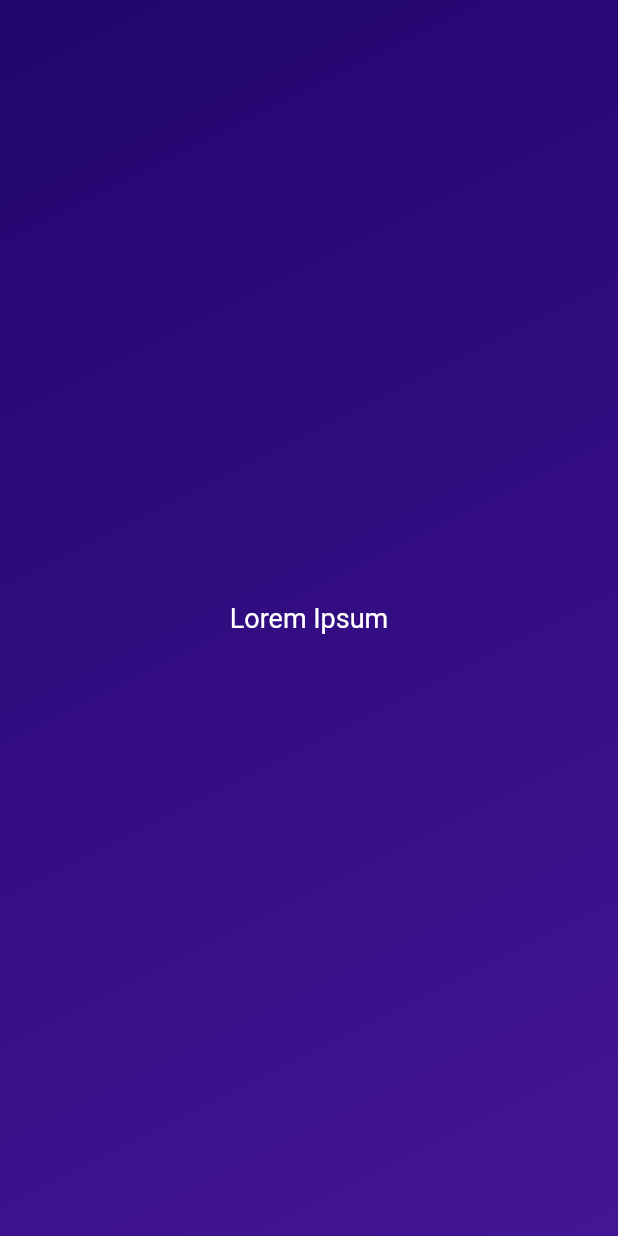
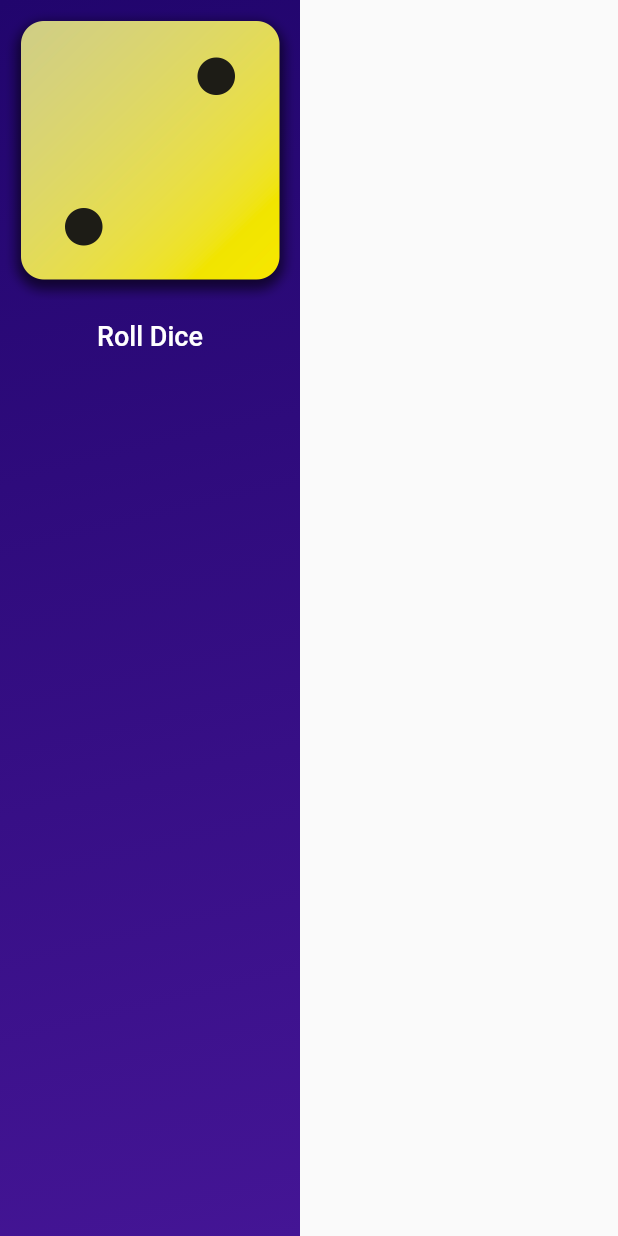
Before and after one commit to hongphuc5497/flutter-fundamental, a Flutter app: the screen it shows after launch, on a phone screen of 412 x 824 dp. Run offline on Flutter 3.47's test engine with Material 2 defaults, Android fonts, the phone set to English and light mode, and no system bars.

Commit message:
flutter: add images & btn handling - wip

```diff
--- a/lib/gradient_container.dart
+++ b/lib/gradient_container.dart
@@ -1,5 +1,3 @@
-import 'dart:ffi';
-
 import 'package:flutter/material.dart';
 
 import 'package:flutter_fundamental/styled_text.dart';
@@ -13,13 +11,13 @@ import 'package:flutter_fundamental/styled_text.dart';
 Alignment startAlignment = Alignment.topLeft;
 const endAlignment = Alignment.bottomRight;
 
-// 1st approach
+// * 1st approach
 // class GradientContainer extends StatelessWidget {
-  // GradientContainer({key}): super(key: key);
-  // Shorthand for the above line
+// GradientContainer({key}): super(key: key);
+// Shorthand for the above line
 
-  // postional agrs: const GradientContainer(this.colors, this.text, {super.key});
-  // named agrs:
+// postional agrs: const GradientContainer(this.colors, this.text, {super.key});
+// named agrs:
 //   const GradientContainer({super.key, required this.colors, required this.text});
 
 //   final List<Color> colors;
@@ -40,7 +38,7 @@ const endAlignment = Alignment.bottomRight;
 //   }
 // }
 
-// 2nd approach
+// * 2nd approach
 class GradientContainer extends StatelessWidget {
   // GradientContainer({key}): super(key: key);
   // Shorthand for the above line
@@ -49,10 +47,19 @@ class GradientContainer extends StatelessWidget {
   // named agrs:
   const GradientContainer(this.color1, this.color2, this.text, {super.key});
 
+  const GradientContainer.purple({super.key})
+      : color1 = Colors.purple,
+        color2 = Colors.indigo,
+        text = 'Called from purple func';
+
   final Color color1;
   final Color color2;
 
   final String text;
+
+  void rollDice() {
+    print('Rolling dice...');
+  }
 
   @override
   Widget build(context) {
@@ -61,8 +68,14 @@ class GradientContainer extends StatelessWidget {
         gradient: LinearGradient(
             colors: [color1, color2], begin: startAlignment, end: endAlignment),
       ),
-      child: Center(
-        child: StyledText(text),
+      child: Column(
+        children: [
+          Image.asset(
+            'assets/images/dice-2.png',
+            width: 200,
+          ),
+          TextButton(onPressed: rollDice, child: StyledText(text)),
+        ],
       ),
     );
   }
--- a/lib/main.dart
+++ b/lib/main.dart
@@ -3,11 +3,12 @@ import 'package:flutter/material.dart';
 import 'package:flutter_fundamental/gradient_container.dart';
 
 void main() {
-  const outputText = 'Lorem Ipsum';
+  const outputText = 'Roll Dice';
 
   runApp(const MaterialApp(
     debugShowCheckedModeBanner: false,
     home: Scaffold(
+      // body: GradientContainer.purple(),
       body: GradientContainer(
         Color.fromARGB(255, 33, 5, 109),
         Color.fromARGB(255, 68, 21, 149),
```
Also changed, not shown: pubspec.yaml (+7 -3 lines), assets/images/dice-1.png (added), assets/images/dice-2.png (added), assets/images/dice-3.png (added), assets/images/dice-4.png (added), assets/images/dice-5.png (added), assets/images/dice-6.png (added).
